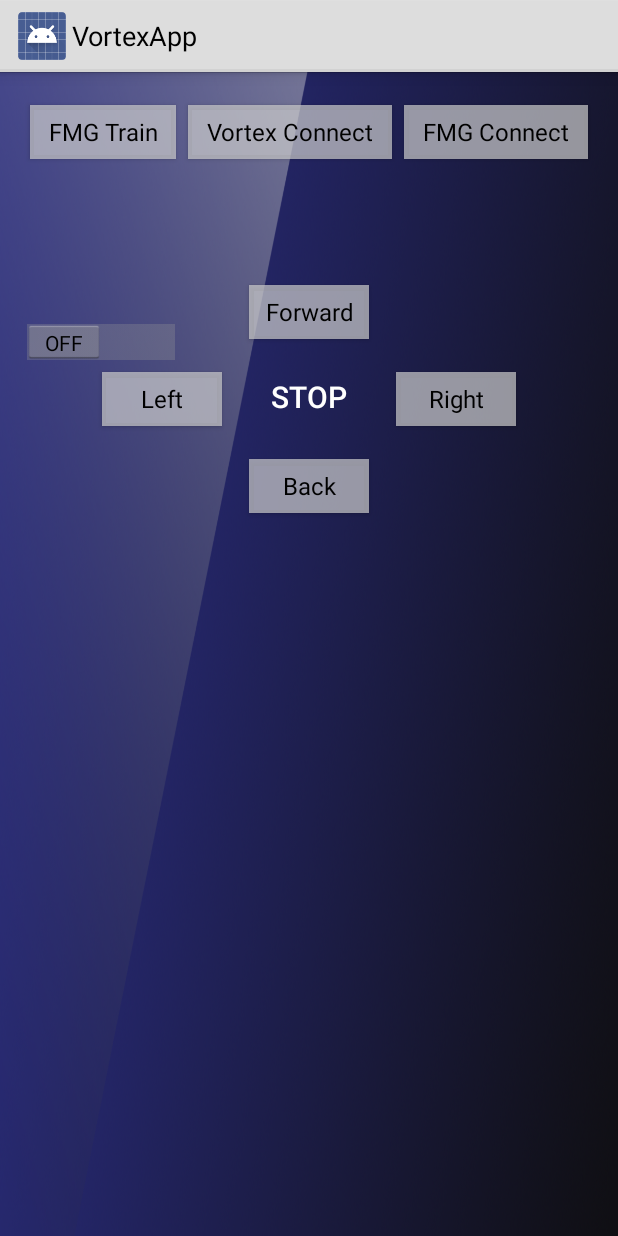
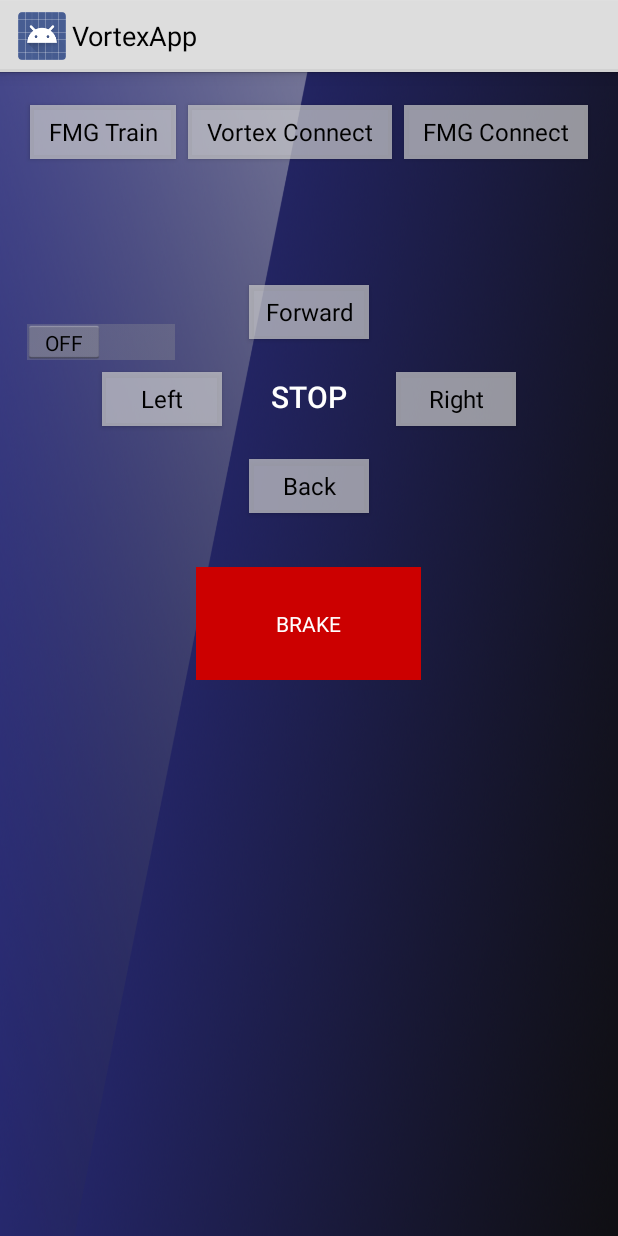
Before and after one commit to pinkiepanda/VortexApp, an Android app: the screen it shows after launch (MainActivity), on a phone screen of 412 x 824 dp. Run offline under Robolectric (Android 15) with nearby library versions, the phone set to English and light mode, and no system bars.

Commit message:
Added brake button for emergency takeover of FMG band.

```diff
--- a/Application/src/main/java/com/example/android/vortexapp/MainActivity.java
+++ b/Application/src/main/java/com/example/android/vortexapp/MainActivity.java
@@ -31,7 +31,7 @@ public class MainActivity extends Activity {
     private boolean aButtonAlreadyPressed = false;
 
     Button vortexPairBtn, fmgConnectBtn;
-    Button forwBtn, backBtn, leftBtn, rightBtn;
+    Button forwBtn, backBtn, leftBtn, rightBtn, stopBtn;
     Switch activateBtn;
     TextView commandText;
     public static BluetoothSocket btSocket = null;
@@ -88,7 +88,15 @@ public class MainActivity extends Activity {
         backBtn = (Button)findViewById(R.id.backbutton);
         rightBtn = (Button)findViewById(R.id.rightbutton);
         leftBtn = (Button)findViewById(R.id.leftbutton);
+        stopBtn = (Button)findViewById(R.id.stopButton);
 
+        stopBtn.setOnClickListener(new View.OnClickListener(){
+            @Override
+            public void onClick(View v)
+            {
+                resetAll();
+            }
+        });
         forwBtn.setOnTouchListener(new View.OnTouchListener() {
             @Override
             public boolean onTouch(View v, MotionEvent event) {
--- a/Application/src/main/res/layout/activity_main3.xml
+++ b/Application/src/main/res/layout/activity_main3.xml
@@ -66,12 +66,23 @@
         android:layout_width="wrap_content"
         android:layout_height="wrap_content"
         android:id="@+id/commandText"
-        android:layout_weight="1"
         android:layout_alignBottom="@+id/backbutton"
         android:layout_marginBottom="70dp"
         android:layout_centerHorizontal="true"
         android:textColor="@android:color/white"
         android:textAppearance="@style/TextAppearance.AppCompat.Title" />
+
+    <Button
+        android:text="BRAKE"
+        android:layout_width="150dp"
+        android:layout_height="75dp"
+        android:id="@+id/stopButton"
+        android:layout_below="@+id/backbutton"
+        android:layout_centerHorizontal="true"
+        android:textColor="@android:color/white"
+        android:layout_marginTop="30dp"
+        style="@android:style/Widget.Button.Inset"
+        android:background="@android:color/holo_red_dark" />
 
     <LinearLayout
         android:orientation="horizontal"
```
Also changed, not shown: 153 other files.
